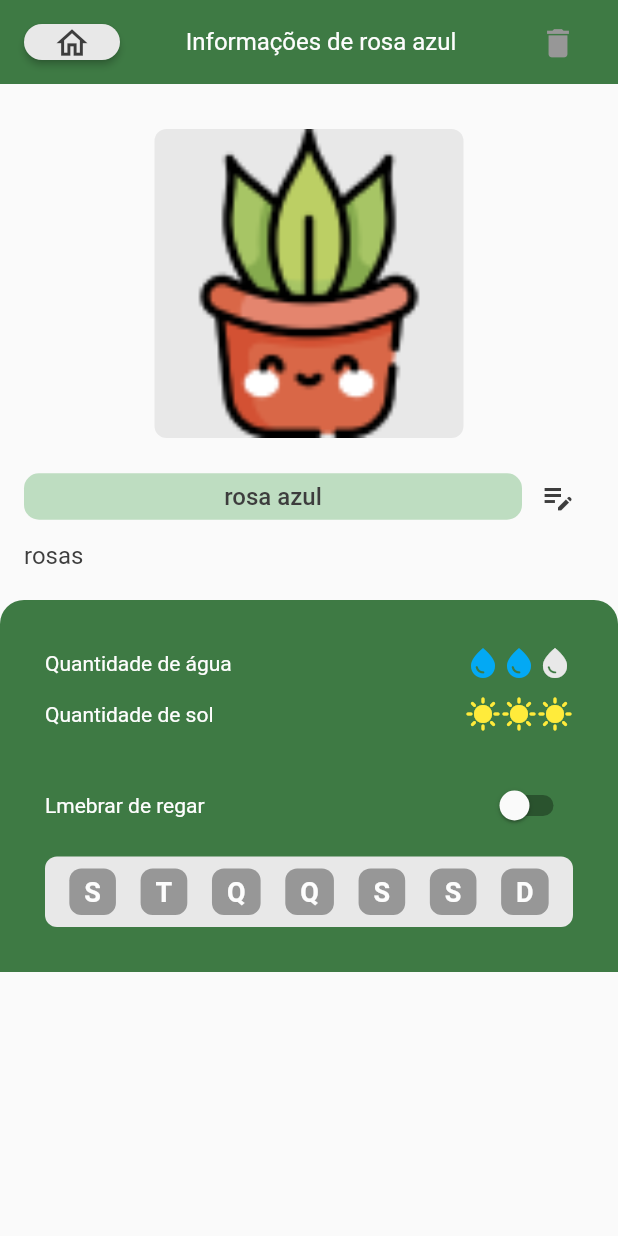
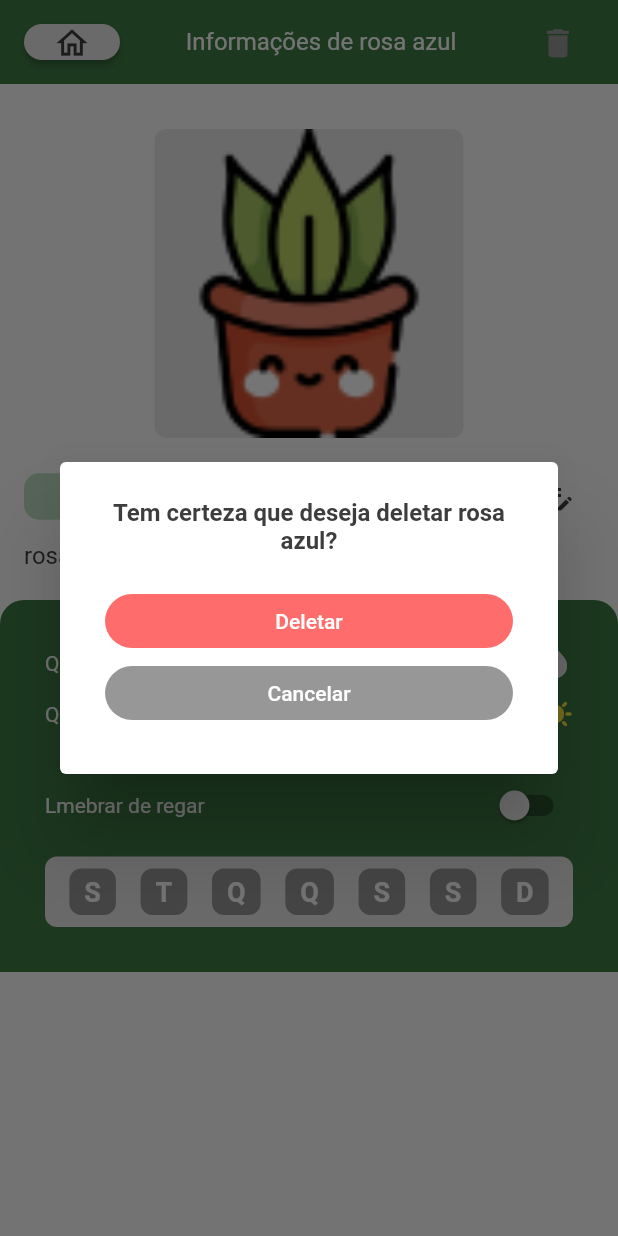
Before and after one commit to karoldm/myplants, a Flutter app: the screen it shows after launch, after a tap on the "delete" icon, on a phone screen of 412 x 824 dp. Run offline on Flutter 3.47's test engine with Material 2 defaults, Android fonts, the light colour scheme and no system bars.

Commit message:
dialog delete plant

```diff
--- /dev/null
+++ b/lib/screens/plant/DeletePlantDialog.dart
@@ -0,0 +1,59 @@
+import 'package:flutter/material.dart';
+
+import '../../models/Plant.dart';
+
+import '../../themes/ColorThemes.dart';
+
+void showDeletePlantDialog(BuildContext context, Plant plant) {
+  showDialog(
+      context: context,
+      builder: (BuildContext context) {
+        return AlertDialog(
+          actionsPadding: const EdgeInsets.fromLTRB(30, 0, 30, 30),
+          actionsAlignment: MainAxisAlignment.center,
+          title: Text('Tem certeza que deseja deletar ${plant.especie}?',
+              textAlign: TextAlign.center,
+              style: const TextStyle(
+                  color: ColorThemes.dark,
+                  fontSize: 16,
+                  fontWeight: FontWeight.w600)),
+          actions: [
+            Column(
+              crossAxisAlignment: CrossAxisAlignment.stretch,
+              children: [
+                ElevatedButton(
+                  onPressed: () {},
+                  style: ElevatedButton.styleFrom(
+                      backgroundColor: ColorThemes.red,
+                      elevation: 0,
+                      shape: const StadiumBorder()),
+                  child: const Text(
+                    'Deletar',
+                    style: TextStyle(
+                        color: ColorThemes.light,
+                        fontSize: 14,
+                        fontWeight: FontWeight.w500),
+                  ),
+                ),
+                ElevatedButton(
+                  onPressed: () {
+                    Navigator.pop(context);
+                  },
+                  style: ElevatedButton.styleFrom(
+                      backgroundColor: ColorThemes.darkGrey,
+                      elevation: 0,
+                      shape: const StadiumBorder()),
+                  child: const Text(
+                    'Cancelar',
+                    style: TextStyle(
+                        color: ColorThemes.light,
+                        fontSize: 14,
+                        fontWeight: FontWeight.w500),
+                  ),
+                ),
+              ],
+            )
+          ],
+        );
+      });
+}
--- a/lib/screens/plant/PlantScreen.dart
+++ b/lib/screens/plant/PlantScreen.dart
@@ -1,7 +1,10 @@
 import 'package:flutter/material.dart';
 
 import 'package:myplants/models/Plant.dart';
+
 import 'package:myplants/screens/plant/WeekDayButton.dart';
+import 'DeletePlantDialog.dart';
+
 import 'package:myplants/themes/ColorThemes.dart';
 
 class PlantScreen extends StatefulWidget {
@@ -49,10 +52,10 @@ class _PlantScreenState extends State<PlantScreen> {
                           fontSize: 16,
                           fontWeight: FontWeight.w400),
                     ),
-                    const IconButton(
-                      padding: EdgeInsets.all(0),
-                      onPressed: deletePlant,
-                      icon: Icon(Icons.delete,
+                    IconButton(
+                      padding: const EdgeInsets.all(0),
+                      onPressed: () => showDeletePlantDialog(context, plant),
+                      icon: const Icon(Icons.delete,
                           color: ColorThemes.darkGrey, size: 25),
                     )
                   ],
@@ -241,5 +244,3 @@ class _PlantScreenState extends State<PlantScreen> {
 void editPlant() {}
 
 void back() {}
-
-void deletePlant() {}
```
Also changed, not shown: assets/images/logo.png (added).
